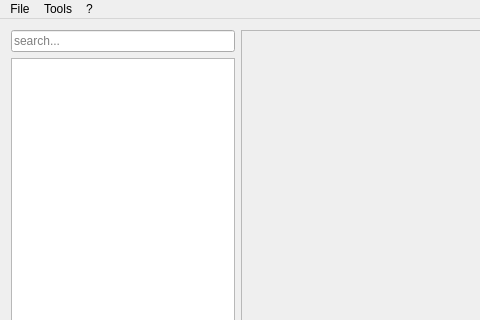
This is Source/mainwindow.ui in OnexTale/OnexExplorer as Qt 5 draws it before an edit; both pictures show x 0 to 480 and y 0 to 320 of the 972 by 740 pixel window. The edited form follows.
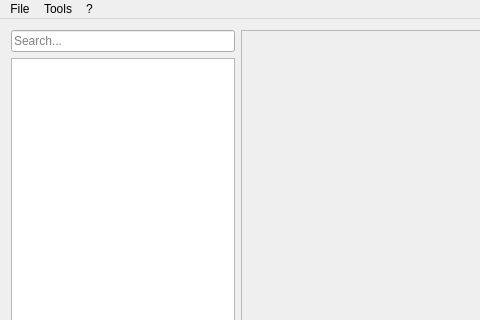
This is the edited form. Icons and pictures are not drawn.

```diff
--- a/Source/mainwindow.ui
+++ b/Source/mainwindow.ui
@@ -68,7 +68,7 @@
        </size>
       </property>
       <property name="placeholderText">
-       <string>search...</string>
+       <string>Search...</string>
       </property>
      </widget>
     </item>
```
Left out of the diff: 15 changed lines with no effect on the pictures.
